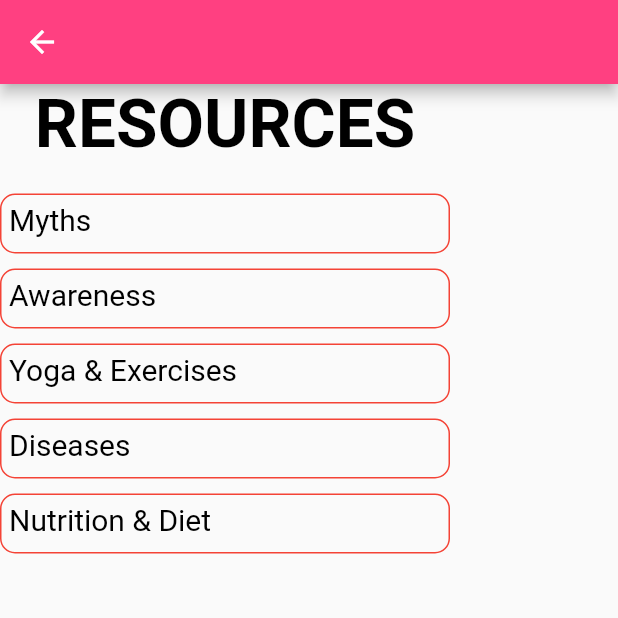
After one commit to Social-Projects-Club-IIT-BHU/Healthcare-App, a Flutter app: the SecondPage screen opened directly, on a phone screen of 412 x 824 dp, the top half of it. The commit adds this screen. Run offline on Flutter 3.47's test engine with Material 2 defaults, Android fonts, the light colour scheme and no system bars.

Commit message:
Build Resources main tab

```diff
--- a/Healthcare-App/lib/main.dart
+++ b/Healthcare-App/lib/main.dart
@@ -1,17 +1,24 @@
 import 'dart:ui';
 
 import 'package:flutter/material.dart';
+import 'resources.dart';
 
 void main() {
   runApp(MyApp());
 }
 
 class MyApp extends StatelessWidget {
+  @override
+  Widget build(BuildContext context) {
+    return MaterialApp(home: MyHome());
+  }
+}
+
+class MyHome extends StatelessWidget {
   // This widget is the root of your application.
   @override
   Widget build(BuildContext context) {
-    return MaterialApp(
-      home: Scaffold(
+    return Scaffold(
       appBar: AppBar(
         actions: <Widget>[
           IconButton(
@@ -31,6 +38,12 @@ class MyApp extends StatelessWidget {
                 height: 40.00,
               ),
               CircleAvatar(
+                child: RaisedButton(onPressed: () {
+                  Navigator.push(
+                    context,
+                    MaterialPageRoute(builder: (context) => SecondPage()),
+                  );
+                }),
                 radius: 80.00,
                 backgroundImage: AssetImage('Images/Image4.jpeg'),
               ),
@@ -98,7 +111,6 @@ class MyApp extends StatelessWidget {
           ),
         ],
       ),
-      ),
     );
   }
 }
--- /dev/null
+++ b/Healthcare-App/lib/resources.dart
@@ -0,0 +1,134 @@
+import 'package:flutter/material.dart';
+
+class SecondPage extends StatelessWidget {
+  @override
+  Widget build(BuildContext context) {
+    return Scaffold(
+      appBar: AppBar(
+        backgroundColor: Colors.pinkAccent,
+      ),
+      body: Column(
+        children: <Widget>[
+          Text(
+            'RESOURCES',
+            style: TextStyle(
+              fontSize: 45.00,
+              color: Colors.black,
+              fontWeight: FontWeight.bold,
+            ),
+          ),
+          SizedBox(
+            height: 20.00,
+          ),
+          Container(
+            width: 300.00,
+            height: 40.00,
+            decoration: BoxDecoration(
+                border: Border.all(
+                  color: Colors.red[500],
+                ),
+                borderRadius: BorderRadius.all(Radius.circular(10))),
+            child: Padding(
+              padding: EdgeInsets.all(5.00),
+              child: Text(
+                'Myths',
+                style: TextStyle(
+                  color: Colors.black,
+                  fontSize: 20.00,
+                ),
+              ),
+            ),
+          ),
+          SizedBox(
+            height: 10.00,
+          ),
+          Container(
+            width: 300.00,
+            height: 40.00,
+            decoration: BoxDecoration(
+                border: Border.all(
+                  color: Colors.red[500],
+                ),
+                borderRadius: BorderRadius.all(Radius.circular(10))),
+            child: Padding(
+              padding: EdgeInsets.all(5.00),
+              child: Text(
+                'Awareness',
+                style: TextStyle(
+                  color: Colors.black,
+                  fontSize: 20.00,
+                ),
+              ),
+            ),
+          ),
+          SizedBox(
+            height: 10.00,
+          ),
+          Container(
+            width: 300.00,
+            height: 40.00,
+            decoration: BoxDecoration(
+                border: Border.all(
+                  color: Colors.red[500],
+                ),
+                borderRadius: BorderRadius.all(Radius.circular(10))),
+            child: Padding(
+              padding: EdgeInsets.all(5.00),
+              child: Text(
+                'Yoga & Exercises',
+                style: TextStyle(
+                  color: Colors.black,
+                  fontSize: 20.00,
+                ),
+              ),
+            ),
+          ),
+          SizedBox(
+            height: 10.00,
+          ),
+          Container(
+            width: 300.00,
+            height: 40.00,
+            decoration: BoxDecoration(
+                border: Border.all(
+                  color: Colors.red[500],
+                ),
+                borderRadius: BorderRadius.all(Radius.circular(10))),
+            child: Padding(
+              padding: EdgeInsets.all(5.00),
+              child: Text(
+                'Diseases',
+                style: TextStyle(
+                  color: Colors.black,
+                  fontSize: 20.00,
+                ),
+              ),
+            ),
+          ),
+          SizedBox(
+            height: 10.00,
+          ),
+          Container(
+            width: 300.00,
+            height: 40.00,
+            decoration: BoxDecoration(
+                border: Border.all(
+                  color: Colors.red[500],
+                ),
+                borderRadius: BorderRadius.all(Radius.circular(10))),
+            child: Padding(
+              padding: EdgeInsets.all(5.00),
+              child: Text(
+                'Nutrition & Diet',
+                style: TextStyle(
+                  color: Colors.black,
+                  fontSize: 20.00,
+                ),
+              ),
+            ),
+          ),
+        ],
+      ),
+    );
+  }
+}
```
Also changed, not shown: 4 other files. Lines whose indentation alone changed are shown as unchanged.
